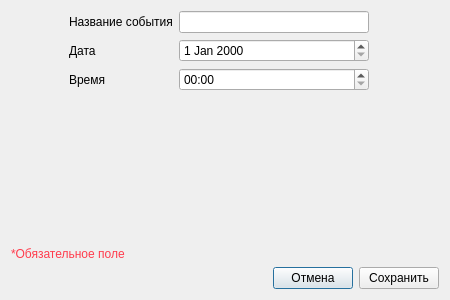
Old version of the form ccreationmenu.ui in the repository Xez99/SumPract.
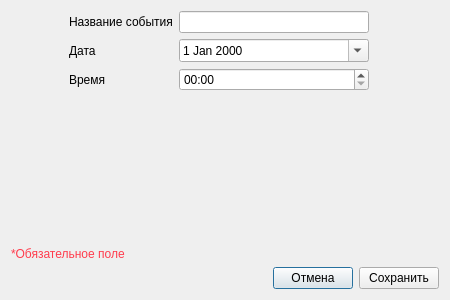
New version of the form.

Patch:
```diff
--- a/ccreationmenu.ui
+++ b/ccreationmenu.ui
@@ -93,6 +93,9 @@
          <property name="focusPolicy">
           <enum>Qt::StrongFocus</enum>
          </property>
+         <property name="calendarPopup">
+          <bool>true</bool>
+         </property>
         </widget>
        </item>
        <item row="2" column="0">
```
